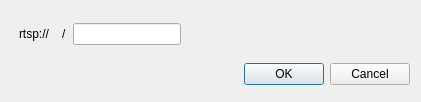
This is Qt/lib2/widgets/rtsp_widget/src/ui/rtsp_dialog.ui in RinatB2017/mega_GIT as Qt 5 draws it before an edit. The edited form follows.
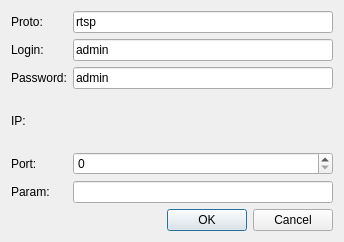
This is the edited form. Custom widgets are drawn as their Qt base class.

```diff
--- a/Qt/lib2/widgets/rtsp_widget/src/ui/rtsp_dialog.ui
+++ b/Qt/lib2/widgets/rtsp_widget/src/ui/rtsp_dialog.ui
@@ -6,8 +6,8 @@
    <rect>
     <x>0</x>
     <y>0</y>
-    <width>421</width>
-    <height>102</height>
+    <width>344</width>
+    <height>242</height>
    </rect>
   </property>
   <property name="windowTitle">
@@ -15,64 +15,81 @@
   </property>
   <layout class="QVBoxLayout" name="verticalLayout">
    <item>
-    <layout class="QHBoxLayout" name="horizontalLayout">
-     <property name="leftMargin">
-      <number>8</number>
-     </property>
-     <property name="topMargin">
-      <number>8</number>
-     </property>
-     <property name="rightMargin">
-      <number>8</number>
-     </property>
-     <property name="bottomMargin">
-      <number>8</number>
-     </property>
-     <item>
-      <widget class="QLabel" name="label_3">
-       <property name="sizePolicy">
-        <sizepolicy hsizetype="Fixed" vsizetype="Preferred">
-         <horstretch>0</horstretch>
-         <verstretch>0</verstretch>
-        </sizepolicy>
+    <layout class="QGridLayout" name="grid">
+     <item row="1" column="0">
+      <widget class="QLabel" name="label_4">
+       <property name="text">
+        <string>Login:</string>
        </property>
+      </widget>
+     </item>
+     <item row="3" column="0">
+      <widget class="QLabel" name="label_6">
        <property name="text">
-        <string>rtsp://</string>
+        <string>IP:</string>
        </property>
       </widget>
      </item>
-     <item>
+     <item row="2" column="1">
+      <widget class="QLineEdit" name="le_password">
+       <property name="text">
+        <string>admin</string>
+       </property>
+      </widget>
+     </item>
+     <item row="4" column="0">
+      <widget class="QLabel" name="label_7">
+       <property name="text">
+        <string>Port:</string>
+       </property>
+      </widget>
+     </item>
+     <item row="0" column="1">
+      <widget class="QLineEdit" name="le_proto">
+       <property name="text">
+        <string>rtsp</string>
+       </property>
+       <property name="readOnly">
+        <bool>true</bool>
+       </property>
+      </widget>
+     </item>
+     <item row="1" column="1">
+      <widget class="QLineEdit" name="le_login">
+       <property name="text">
+        <string>admin</string>
+       </property>
+      </widget>
+     </item>
+     <item row="0" column="0">
+      <widget class="QLabel" name="label_2">
+       <property name="text">
+        <string>Proto:</string>
+       </property>
+      </widget>
+     </item>
+     <item row="3" column="1">
       <widget class="IPV4_wo_port" name="ip4_widget" native="true"/>
      </item>
-     <item>
-      <widget class="QLabel" name="label">
+     <item row="2" column="0">
+      <widget class="QLabel" name="label_5">
        <property name="text">
-        <string>/</string>
+        <string>Password:</string>
        </property>
       </widget>
      </item>
-     <item>
-      <widget class="QLineEdit" name="le_add">
-       <property name="sizePolicy">
-        <sizepolicy hsizetype="Fixed" vsizetype="Fixed">
-         <horstretch>0</horstretch>
-         <verstretch>0</verstretch>
-        </sizepolicy>
-       </property>
-      </widget>
+     <item row="4" column="1">
+      <widget class="QSpinBox" name="sb_port"/>
      </item>
-     <item>
-      <spacer name="horizontalSpacer">
-       <property name="orientation">
-        <enum>Qt::Horizontal</enum>
+     <item row="5" column="1">
+      <widget class="QLineEdit" name="le_add"/>
+     </item>
+     <item row="5" column="0">
+      <widget class="QLabel" name="label_8">
+       <property name="text">
+        <string>Param:</string>
        </property>
-       <property name="sizeHint" stdset="0">
-        <size>
-         <width>40</width>
-         <height>20</height>
-        </size>
-       </property>
-      </spacer>
+      </widget>
      </item>
     </layout>
    </item>
```
Left out of the diff: 2 changed lines with no effect on the pictures.
